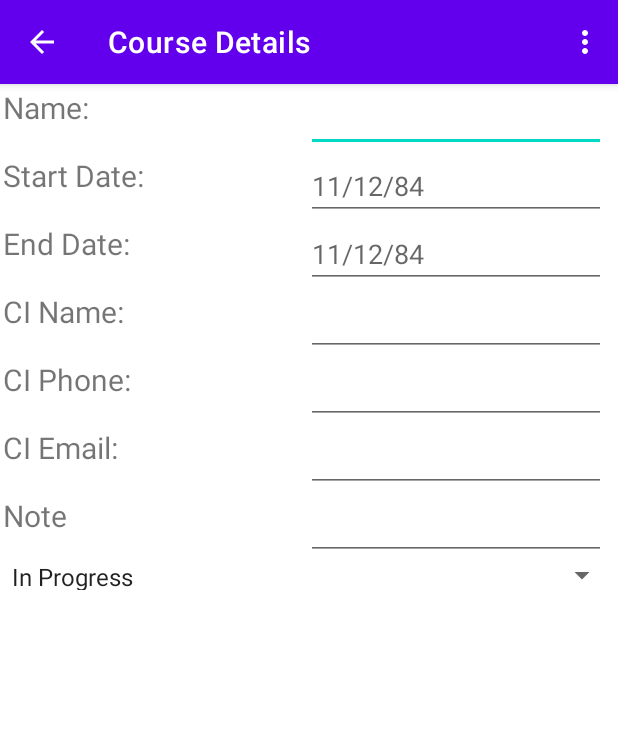
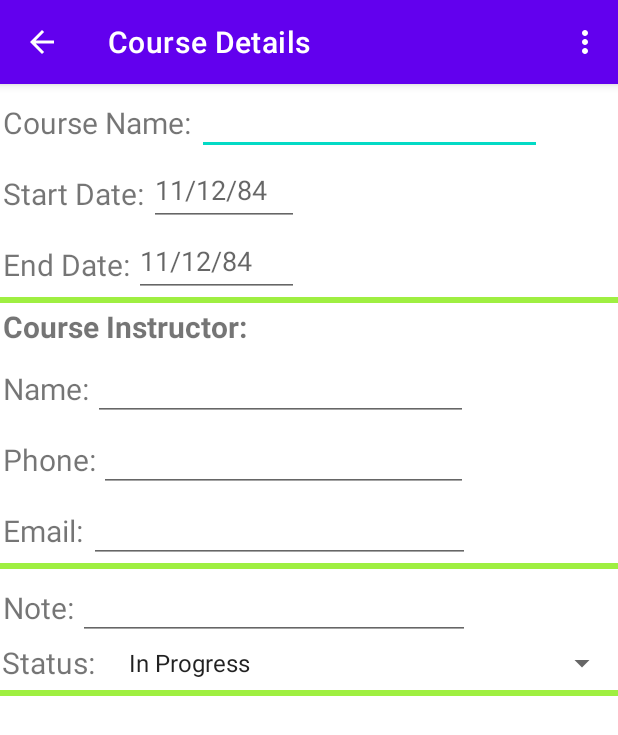
Before and after one commit to creid80/My-College-Journey, an Android app: the CourseDetails screen opened directly, with no data from a screen before it, on a phone screen of 412 x 824 dp. Shown: the top 735 px of the screen. Run offline under Robolectric (Android 15) with nearby library versions, the phone set to English and light mode, and no system bars; our stand-ins replace Room's generated code.

Commit message:
seventh commit

```diff
--- a/app/src/main/java/com/example/c196carolreid/UI/CourseDetails.java
+++ b/app/src/main/java/com/example/c196carolreid/UI/CourseDetails.java
@@ -53,6 +53,7 @@ public class CourseDetails extends AppCompatActivity {
     DatePickerDialog.OnDateSetListener endDate;
     final Calendar myCalendarStart = Calendar.getInstance();
     final Calendar myCalendarEnd = Calendar.getInstance();
+    Spinner spinner;
 
     @Override
     protected void onCreate(Bundle savedInstanceState) {
@@ -94,7 +95,7 @@ public class CourseDetails extends AppCompatActivity {
         termArrayList.add("Plan to Take");
 
         ArrayAdapter<String> termIdAdapter= new ArrayAdapter<String>(this, android.R.layout.simple_spinner_item,termArrayList);
-        Spinner spinner=findViewById(R.id.courseStatus);
+        spinner=findViewById(R.id.courseStatus);
         spinner.setAdapter(termIdAdapter);
         status = getIntent().getStringExtra("status");
         int position = termIdAdapter.getPosition(status);
@@ -160,7 +161,7 @@ public class CourseDetails extends AppCompatActivity {
                 Date date;
                 //get value from other screen,but I'm going to hard code it right now
                 String info= editEnd.getText().toString();
-                if(info.equals(""))info="02/10/22";
+                if(info.equals(""))info="11/12/84";
                 try{
                     myCalendarEnd.setTime(sdf.parse(info));
                 } catch (ParseException e) {
@@ -209,13 +210,14 @@ public class CourseDetails extends AppCompatActivity {
                         courseID = 1;
                     else
                         courseID = repository.getAllCourses().get(repository.getAllCourses().size() - 1).getCourseID() + 1;
+                        //editStatus = spinner.getSelectedItem();
                     course = new Course(courseID, editName.getText().toString(), editStart.getText().toString(), editEnd.getText().toString(),
-                                        editStatus.getText().toString(), editCIName.getText().toString(), editCIPhone.getText().toString(),
+                                        spinner.getSelectedItem().toString(), editCIName.getText().toString(), editCIPhone.getText().toString(),
                                         editCIEmail.getText().toString(), editNote.getText().toString(), termID);
                     repository.insert(course);
                 } else {
                     course = new Course(courseID, editName.getText().toString(), editStart.getText().toString(), editEnd.getText().toString(),
-                            editStatus.getText().toString(), editCIName.getText().toString(), editCIPhone.getText().toString(),
+                            spinner.getSelectedItem().toString(), editCIName.getText().toString(), editCIPhone.getText().toString(),
                             editCIEmail.getText().toString(), editNote.getText().toString(), termID);
                     repository.update(course);
                 }
--- a/app/src/main/res/layout/activity_course_details.xml
+++ b/app/src/main/res/layout/activity_course_details.xml
@@ -19,114 +19,191 @@
             android:orientation="horizontal">
 
             <TextView
+                android:layout_width="127dp"
+                android:layout_height="match_parent"
                 android:layout_margin="2dp"
-                android:layout_width="200dp"
-                android:layout_height="match_parent"
-                android:text="Name:"
-                android:textSize="20dp"/>
+                android:paddingTop="10dp"
+                android:text="Course Name:"
+                android:textSize="20dp"
+                />
+
             <EditText
-                android:layout_width="200dp"
-                android:layout_height="match_parent"
-                android:id="@+id/courseName"/>
+                android:id="@+id/courseName"
+                android:layout_width="230dp"
+                android:layout_height="match_parent" />
         </androidx.appcompat.widget.LinearLayoutCompat>
+
         <androidx.appcompat.widget.LinearLayoutCompat
             android:layout_width="match_parent"
             android:layout_height="wrap_content"
             android:orientation="horizontal">
+
             <TextView
+                android:layout_width="95dp"
+                android:layout_height="match_parent"
                 android:layout_margin="2dp"
-                android:layout_width="200dp"
+                android:paddingTop="10dp"
+                android:text="Start Date:"
+                android:textSize="20dp" />
+
+            <EditText
+                android:id="@+id/courseStart"
+                android:layout_width="100dp"
                 android:layout_height="match_parent"
-                android:text="Start Date:"
-                android:textSize="20dp"/>
-            <EditText
-                android:layout_width="200dp"
-                android:layout_height="match_parent"
-                android:inputType="none"
                 android:hint="11/12/84"
-                android:id="@+id/courseStart"/>
+                android:inputType="none" />
         </androidx.appcompat.widget.LinearLayoutCompat>
+
         <androidx.appcompat.widget.LinearLayoutCompat
             android:layout_width="match_parent"
             android:layout_height="wrap_content"
             android:orientation="horizontal">
+
             <TextView
+                android:layout_width="85dp"
+                android:layout_height="match_parent"
                 android:layout_margin="2dp"
+                android:paddingTop="10dp"
+                android:text="End Date:"
+                android:textSize="20dp" />
+
+            <EditText
+                android:id="@+id/courseEnd"
+                android:layout_width="110dp"
+                android:layout_height="match_parent"
+                android:hint="11/12/84"
+                android:inputType="none" />
+        </androidx.appcompat.widget.LinearLayoutCompat>
+
+        <View
+            android:layout_width="match_parent"
+            android:layout_height="4dp"
+            android:background="#9FEF41"
+            android:paddingTop="10dp"
+            android:paddingBottom="10dp" />
+
+        <androidx.appcompat.widget.LinearLayoutCompat
+            android:layout_width="wrap_content"
+            android:layout_height="wrap_content"
+            android:orientation="horizontal">
+
+            <TextView
                 android:layout_width="200dp"
                 android:layout_height="match_parent"
-                android:text="End Date:"
-                android:textSize="20dp"/>
-            <EditText
-                android:layout_width="200dp"
-                android:layout_height="match_parent"
-                android:inputType="none"
-                android:hint="11/12/84"
-                android:id="@+id/courseEnd"/>
+                android:layout_margin="2dp"
+                android:text="Course Instructor:"
+                android:textSize="20dp"
+                android:textStyle="bold" />
         </androidx.appcompat.widget.LinearLayoutCompat>
 
         <androidx.appcompat.widget.LinearLayoutCompat
             android:layout_width="wrap_content"
             android:layout_height="wrap_content"
             android:orientation="horizontal">
+
             <TextView
+                android:layout_width="58dp"
+                android:layout_height="match_parent"
                 android:layout_margin="2dp"
-                android:layout_width="200dp"
-                android:layout_height="match_parent"
-                android:text="CI Name:"
-                android:textSize="20dp"/>
+                android:paddingTop="10dp"
+                android:text="Name:"
+                android:textSize="20dp" />
+
             <EditText
-                android:layout_width="200dp"
-                android:layout_height="match_parent"
-                android:id="@+id/courseCIName"/>
+                android:id="@+id/courseCIName"
+                android:layout_width="250dp"
+                android:layout_height="match_parent" />
         </androidx.appcompat.widget.LinearLayoutCompat>
+
         <androidx.appcompat.widget.LinearLayoutCompat
             android:layout_width="wrap_content"
             android:layout_height="wrap_content"
             android:orientation="horizontal">
+
             <TextView
+                android:layout_width="62dp"
+                android:layout_height="match_parent"
                 android:layout_margin="2dp"
-                android:layout_width="200dp"
-                android:layout_height="match_parent"
-                android:text="CI Phone:"
-                android:textSize="20dp"/>
+                android:paddingTop="10dp"
+                android:text="Phone:"
+                android:textSize="20dp" />
+
             <EditText
-                android:layout_width="200dp"
-                android:layout_height="match_parent"
-                android:id="@+id/courseCIPhone"/>
+                android:id="@+id/courseCIPhone"
+                android:layout_width="246dp"
+                android:layout_height="match_parent" />
         </androidx.appcompat.widget.LinearLayoutCompat>
+
         <androidx.appcompat.widget.LinearLayoutCompat
             android:layout_width="wrap_content"
             android:layout_height="wrap_content"
             android:orientation="horizontal">
+
             <TextView
+                android:layout_width="55dp"
+                android:layout_height="match_parent"
                 android:layout_margin="2dp"
-                android:layout_width="200dp"
-                android:layout_height="match_parent"
-                android:text="CI Email:"
-                android:textSize="20dp"/>
+                android:paddingTop="10dp"
+                android:text="Email:"
+                android:textSize="20dp" />
+
             <EditText
-                android:layout_width="200dp"
-                android:layout_height="match_parent"
-                android:id="@+id/courseCIEmail"/>
+                android:id="@+id/courseCIEmail"
+                android:layout_width="254dp"
+                android:layout_height="match_parent" />
         </androidx.appcompat.widget.LinearLayoutCompat>
+
+        <View
+            android:layout_width="match_parent"
+            android:layout_height="4dp"
+            android:background="#9FEF41"
+            android:paddingTop="10dp"
+            android:paddingBottom="10dp" />
+
         <androidx.appcompat.widget.LinearLayoutCompat
             android:layout_width="match_parent"
             android:layout_height="wrap_content"
             android:orientation="horizontal">
+
             <TextView
+                android:layout_width="48dp"
+                android:layout_height="match_parent"
                 android:layout_margin="2dp"
-                android:layout_width="200dp"
+                android:paddingTop="10dp"
+                android:text="Note:"
+                android:textSize="20dp" />
+
+            <EditText
+                android:id="@+id/note"
+                android:layout_width="261dp"
+                android:layout_height="match_parent" />
+        </androidx.appcompat.widget.LinearLayoutCompat>
+
+        <androidx.appcompat.widget.LinearLayoutCompat
+            android:layout_width="match_parent"
+            android:layout_height="wrap_content"
+            android:orientation="horizontal">
+
+            <TextView
+                android:layout_width="75dp"
                 android:layout_height="match_parent"
-                android:text="Note"
-                android:textSize="20dp"/>
-            <EditText
-                android:layout_width="200dp"
-                android:layout_height="match_parent"
-                android:id="@+id/note"/>
+                android:layout_margin="1dp"
+                android:text="Status:"
+                android:textSize="20dp" />
+
+            <Spinner
+                android:id="@+id/courseStatus"
+                android:layout_width="match_parent"
+                android:layout_height="25dp" />
         </androidx.appcompat.widget.LinearLayoutCompat>
-        <Spinner
-            android:id="@+id/courseStatus"
+
+        <View
             android:layout_width="match_parent"
-            android:layout_height="20dp" />
+            android:layout_height="4dp"
+            android:background="#9FEF41"
+            android:layout_marginTop="8dp"
+
+            android:paddingBottom="10dp" />
     </androidx.appcompat.widget.LinearLayoutCompat>
+
 </androidx.constraintlayout.widget.ConstraintLayout>
```
